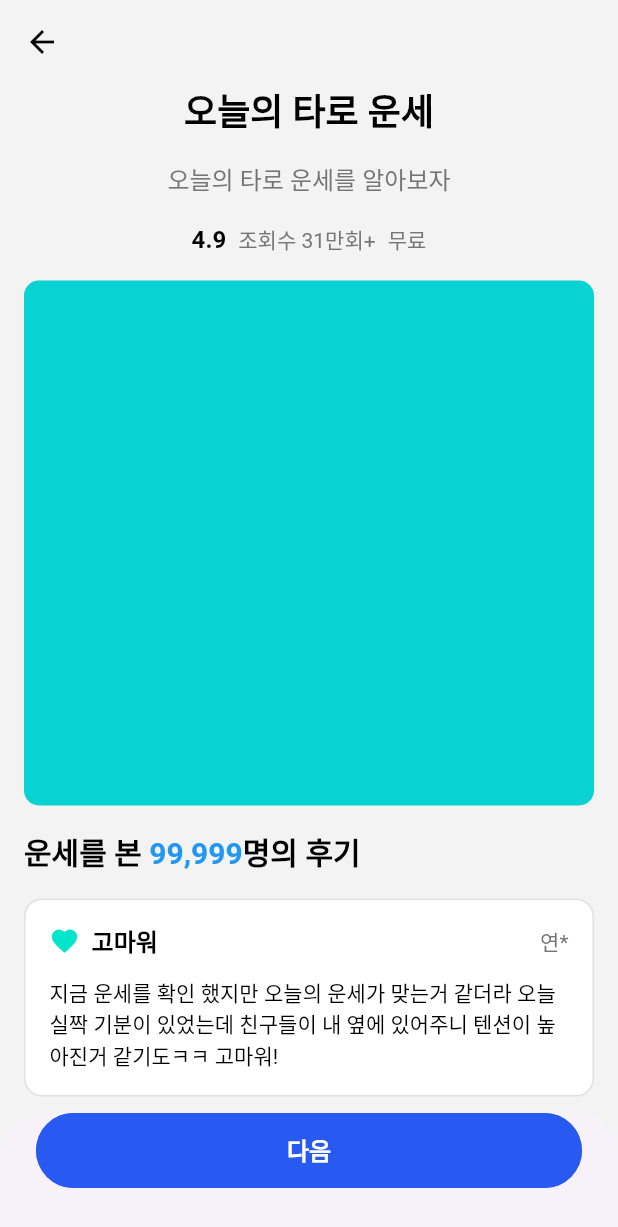
After one commit to KhuongKayyyyy/nexacode_nora, a Flutter app: the TarotLandingPage screen opened directly, on a phone screen of 412 x 824 dp. The commit adds this screen. Shown: the top 1227 px of the screen. Run offline on Flutter 3.47's test engine with Material 3 defaults, Android fonts, the phone set to English and light mode, and no system bars; our stand-ins replace cached_network_image, fluttertoast, get, lottie, table_calendar; Roboto replaces fonts that are missing (Pretendard).

Commit message:
tarot landing page

```diff
--- /dev/null
+++ b/lib/screens/tarot_play/tarot_landing_page.dart
@@ -0,0 +1,289 @@
+import 'package:flutter/material.dart';
+import 'package:nora/application/utils/extension/extensions.dart';
+import 'package:nora/components/AppButton.dart';
+import 'package:nora/components/AppText.dart';
+import 'package:nora/components/PlaceHolder.dart';
+import 'package:nora/constants/ColorConstants.dart';
+
+class TarotLandingPage extends StatelessWidget {
+  const TarotLandingPage({super.key});
+
+  @override
+  Widget build(BuildContext context) {
+    return Scaffold(
+      appBar: AppBar(),
+      body: Padding(
+        padding: EdgeInsets.symmetric(horizontal: 16),
+        child: SingleChildScrollView(
+          child: Column(
+            children: [
+              _buildHeadingSection(),
+              16.y,
+              AppPlaceHolder(width: double.infinity, height: 350),
+              _buildCommentSection(),
+              16.y,
+              _buildNoteSection(),
+              32.y,
+              _buildRecommendSection(),
+
+              48.y,
+              AppText(
+                textAlign: TextAlign.center,
+                text: "하루에 딱 한 번,오늘의 타로 운세 카드를 뽑아보세요!",
+                fontSize: 24,
+                fontWeight: FontWeight.w600,
+                color: ColorConstants.btnDefaultColor,
+              ),
+              100.y,
+            ],
+          ),
+        ),
+      ),
+      bottomSheet: Padding(
+        padding: EdgeInsets.only(bottom: 32),
+        child: AppButton(text: '다음', onTap: () {}),
+      ),
+    );
+  }
+
+  Widget _buildRecommendSection() {
+    return SizedBox(
+      width: double.infinity,
+      child: Column(
+        crossAxisAlignment: CrossAxisAlignment.start,
+        children: [
+          AppText(
+            text: '22,344명이 추천했어요!',
+            fontSize: 18,
+            fontWeight: FontWeight.w600,
+            color: Colors.black,
+          ),
+          SizedBox(height: 8),
+          AppText(
+            text: "'고마워 💙'를 가장 많이 받았어요!",
+            fontSize: 14,
+            fontWeight: FontWeight.w400,
+            color: Colors.grey[600],
+          ),
+          SizedBox(height: 24),
+          _buildProgressBar('💙', Colors.blue, 0.9),
+          SizedBox(height: 12),
+          _buildProgressBar('💵', Colors.purple, 0.6),
+          SizedBox(height: 12),
+          _buildProgressBar('🍀', Colors.green, 0.4),
+          SizedBox(height: 12),
+          _buildProgressBar('🤗', Colors.orange, 0.25),
+          SizedBox(height: 12),
+          _buildProgressBar('🙂', Colors.grey, 0.1),
+        ],
+      ),
+    );
+  }
+
+  Widget _buildProgressBar(String emoji, Color color, double progress) {
+    return Row(
+      children: [
+        AppText(text: emoji, fontSize: 16),
+        SizedBox(width: 12),
+        Expanded(
+          child: Container(
+            height: 8,
+            decoration: BoxDecoration(
+              color: Colors.grey[200],
+              borderRadius: BorderRadius.circular(4),
+            ),
+            child: FractionallySizedBox(
+              alignment: Alignment.centerLeft,
+              widthFactor: progress,
+              child: Container(
+                decoration: BoxDecoration(
+                  color: color,
+                  borderRadius: BorderRadius.circular(4),
+                ),
+              ),
+            ),
+          ),
+        ),
+      ],
+    );
+  }
+
+  Widget _buildNoteSection() {
+    return SizedBox(
+      width: double.infinity,
+      child: Column(
+        crossAxisAlignment: CrossAxisAlignment.start,
+        children: [
+          AppText(
+            text: '데일리타로 | 오늘의 운세 | 타로점 | 일일운세',
+            fontSize: 14,
+            fontWeight: FontWeight.w400,
+            color: Colors.grey[600],
+          ),
+          SizedBox(height: 16),
+          AppText(
+            text: '이런 사람에게 도움돼요',
+            fontSize: 16,
+            fontWeight: FontWeight.w600,
+            color: Colors.black,
+          ),
+          SizedBox(height: 12),
+          _buildNoteItem('1. 오늘 하루를 어떻게 보내야 할지 고민되는 사람'),
+          _buildNoteItem('2. 일상의 영감을 얻고싶은 사람'),
+          _buildNoteItem('3. 타로 카드 메세지가 궁금한 사람'),
+          _buildNoteItem('4. 매일매일 새로운 운세를 받고싶은 사람'),
+          SizedBox(height: 16),
+          AppText(
+            text:
+                '당신을 위한 오늘의 타로 카드 메세지는 무엇일까요?\n매 순간이 소중한 당신, 매일 아침 타로 카드와 함께\n오늘의 운세를 확인해보는 건 어떨까요?',
+            fontSize: 14,
+            fontWeight: FontWeight.w400,
+            color: Colors.black,
+            height: 1.5,
+          ),
+          SizedBox(height: 16),
+          AppText(
+            text: '지금 바로 하단 다음을 클릭 해보세요!',
+            fontSize: 14,
+            fontWeight: FontWeight.w600,
+            color: Colors.black,
+          ),
+        ],
+      ),
+    );
+  }
+
+  Widget _buildNoteItem(String text) {
+    return Padding(
+      padding: EdgeInsets.only(bottom: 4),
+      child: AppText(
+        text: text,
+        fontSize: 14,
+        fontWeight: FontWeight.w400,
+        color: Colors.black,
+      ),
+    );
+  }
+
+  Widget _buildCommentSection() {
+    return Column(
+      crossAxisAlignment: CrossAxisAlignment.start,
+      children: [
+        16.y,
+        RichText(
+          text: TextSpan(
+            style: TextStyle(
+              fontSize: 20,
+              fontWeight: FontWeight.w600,
+              color: Colors.black,
+            ),
+            children: [
+              TextSpan(text: "운세를 본 "),
+              TextSpan(
+                text: "99,999",
+                style: TextStyle(color: Colors.blue),
+              ),
+              TextSpan(text: "명의 후기"),
+            ],
+          ),
+        ),
+        16.y,
+        _buildCommentItem(),
+        _buildCommentItem(),
+      ],
+    );
+  }
+
+  Widget _buildCommentItem() {
+    return Container(
+      margin: EdgeInsets.only(bottom: 16),
+      padding: EdgeInsets.all(16),
+      decoration: BoxDecoration(
+        color: Colors.white,
+        borderRadius: BorderRadius.circular(12),
+        border: Border.all(color: Colors.grey[300]!),
+      ),
+      child: Column(
+        crossAxisAlignment: CrossAxisAlignment.start,
+        children: [
+          Row(
+            children: [
+              Icon(Icons.favorite, color: Color(0xFF00E5CC), size: 20),
+              SizedBox(width: 8),
+              AppText(
+                text: '고마워',
+                fontSize: 16,
+                fontWeight: FontWeight.w600,
+                color: Colors.black,
+              ),
+              Spacer(),
+              AppText(
+                text: '연*',
+                fontSize: 14,
+                fontWeight: FontWeight.w400,
+                color: Colors.grey[600],
+              ),
+            ],
+          ),
+          SizedBox(height: 12),
+          AppText(
+            text:
+                '지금 운세를 확인 했지만 오늘의 운세가 맞는거 같더라 오늘 실짝 기분이 있었는데 친구들이 내 옆에 있어주니 텐션이 높아진거 같기도ㅋㅋ 고마워!',
+            fontSize: 14,
+            fontWeight: FontWeight.w400,
+            color: Colors.black,
+            height: 1.4,
+          ),
+        ],
+      ),
+    );
+  }
+
+  Widget _buildHeadingSection() {
+    return Column(
+      crossAxisAlignment: CrossAxisAlignment.center,
+      mainAxisAlignment: MainAxisAlignment.center,
+      children: [
+        AppText(
+          text: '오늘의 타로 운세',
+          fontSize: 24,
+          fontWeight: FontWeight.bold,
+          color: Colors.black,
+        ),
+        SizedBox(height: 16),
+        AppText(
+          text: '오늘의 타로 운세를 알아보자',
+          fontSize: 16,
+          fontWeight: FontWeight.w400,
+          color: Colors.grey[600],
+        ),
+        SizedBox(height: 16),
+        Row(
+          mainAxisAlignment: MainAxisAlignment.center,
+          children: [
+            AppText(
+              text: '4.9',
+              fontSize: 16,
+              fontWeight: FontWeight.w600,
+              color: Colors.black,
+            ),
+            SizedBox(width: 8),
+            AppText(
+              text: '조회수 31만회+',
+              fontSize: 14,
+              fontWeight: FontWeight.w400,
+              color: Colors.grey[600],
+            ),
+            SizedBox(width: 8),
+            AppText(
+              text: '무료',
+              fontSize: 14,
+              fontWeight: FontWeight.w400,
+              color: Colors.grey[600],
+            ),
+          ],
+        ),
+      ],
+    );
+  }
+}
--- a/lib/screens/today_fortune/components/harumi_section.dart
+++ b/lib/screens/today_fortune/components/harumi_section.dart
@@ -1,5 +1,7 @@
 import 'package:flutter/material.dart';
+import 'package:get/route_manager.dart';
 import 'package:nora/components/AppText.dart';
+import 'package:nora/screens/tarot_play/tarot_landing_page.dart';
 
 class HarumiSection extends StatelessWidget {
   const HarumiSection({super.key});
@@ -70,7 +72,11 @@ class HarumiSection extends StatelessWidget {
   }
 
   Widget _buildHarumiFunction({required String title}) {
-    return Container(
+    return InkWell(
+      onTap: () {
+        Get.to(TarotLandingPage());
+      },
+      child: Container(
         padding: EdgeInsets.all(16),
         decoration: BoxDecoration(
           color: Colors.white,
@@ -97,6 +103,7 @@ class HarumiSection extends StatelessWidget {
             ),
           ],
         ),
+      ),
     );
   }
 }
```
Lines whose indentation alone changed are shown as unchanged.
